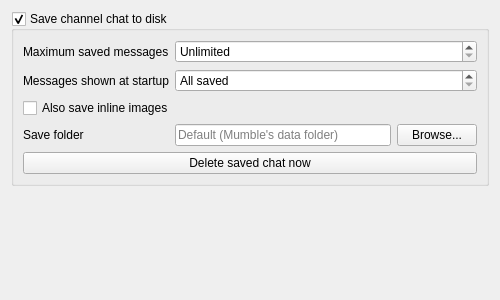
The window that src/mumble/CustomisationConfig.ui (Rikuver/muminahommia) describes before a commit, drawn with Qt 5.
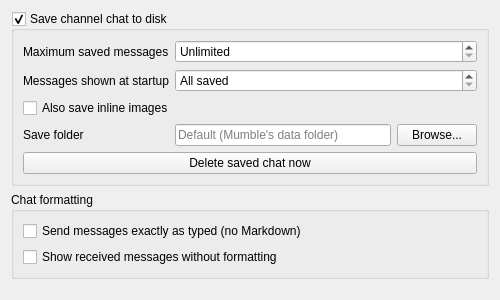
The same window after the commit.

Commit message:
FEAT(client): Optional plain-text chat, set on the Customisation page
Ported from Harri's harri-build branch (ae08bfaae, 1cadf0410), made
optional. New "Chat formatting" group on the Customisation page:
- Send messages exactly as typed (no Markdown): keeps line breaks and
  repeated spaces, only plain links become clickable. Off = stock Markdown.
- Show received messages without formatting: strips bold, headings,
  colours and fonts, keeps line breaks, links and images. Parsed with
  LogDocument so no external resources are loaded.
Both are on by default.

The edit to the form file:
```diff
--- a/src/mumble/CustomisationConfig.ui
+++ b/src/mumble/CustomisationConfig.ui
@@ -129,6 +129,35 @@
      </layout>
     </widget>
    </item>
+   <item>
+    <widget class="QGroupBox" name="qgbChatFormatting">
+     <property name="title">
+      <string>Chat formatting</string>
+     </property>
+     <layout class="QVBoxLayout">
+      <item>
+       <widget class="QCheckBox" name="qcbChatSendAsTyped">
+        <property name="toolTip">
+         <string>Line breaks, repeated spaces and characters like * _ # ` &gt; are sent exactly as typed. Links stay clickable. When unchecked, the chat bar turns Markdown into formatting like stock Mumble.</string>
+        </property>
+        <property name="text">
+         <string>Send messages exactly as typed (no Markdown)</string>
+        </property>
+       </widget>
+      </item>
+      <item>
+       <widget class="QCheckBox" name="qcbChatStripReceivedFormatting">
+        <property name="toolTip">
+         <string>Removes bold, italics, headings, colours and fonts from messages you receive. Line breaks, links and images are kept. Applies to new messages, saved chat included.</string>
+        </property>
+        <property name="text">
+         <string>Show received messages without formatting</string>
+        </property>
+       </widget>
+      </item>
+     </layout>
+    </widget>
+   </item>
    <item>
     <spacer>
      <property name="orientation">
```
The commit also changes 8 other files.
